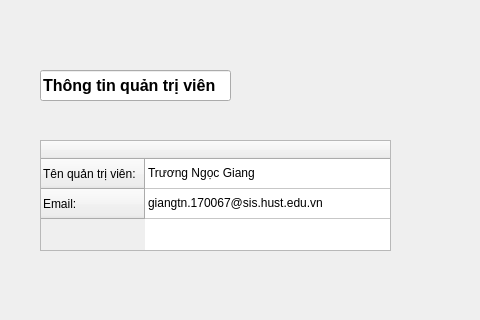
This is src/ui/admin/admin.ui in ngocgiang99/Attendance-By-Face as Qt 5 draws it before an edit; both pictures show x 0 to 480 and y 0 to 320 of the 1366 by 768 pixel window. The edited form follows.
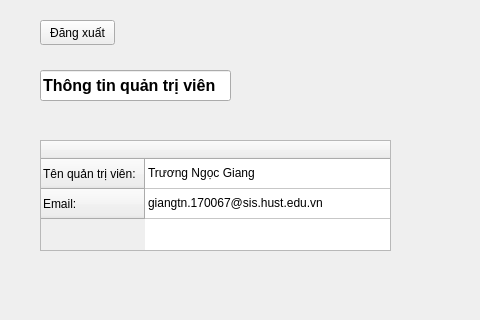
This is the edited form.

Commit message: Add logout button for admin

What changed in the file:
```diff
--- a/src/ui/admin/admin.ui
+++ b/src/ui/admin/admin.ui
@@ -148,6 +148,19 @@
     <bool>true</bool>
    </property>
   </widget>
+  <widget class="QPushButton" name="logout_button">
+   <property name="geometry">
+    <rect>
+     <x>40</x>
+     <y>20</y>
+     <width>75</width>
+     <height>25</height>
+    </rect>
+   </property>
+   <property name="text">
+    <string>Đăng xuất</string>
+   </property>
+  </widget>
  </widget>
  <resources/>
  <connections/>
```
The commit also changes 3 other files.
